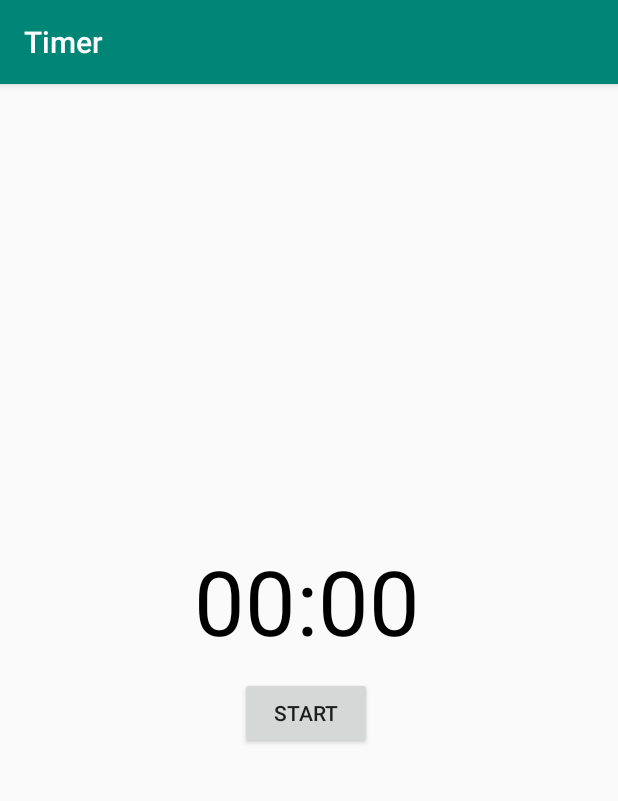
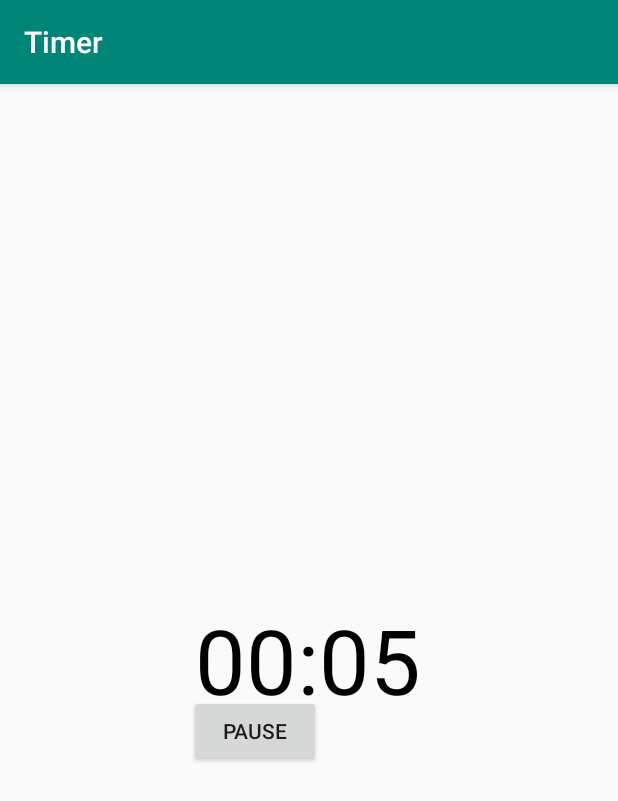
Before and after one commit to ASagalajev92/Timer, an Android app: the screen it shows after launch (MainActivity), after a tap on "START", on a phone screen of 412 x 824 dp. Shown: the top 801 px of the screen. Run offline under Robolectric (Android 15) with nearby library versions, the phone set to English and light mode, and no system bars.

Commit message:
Almost finished countDowntTimer.
TODO :

1. Fix bag with RESET button .
2. Fix bag with counters last counted second.

```diff
--- a/app/src/main/java/com/example/timer/MainActivity.java
+++ b/app/src/main/java/com/example/timer/MainActivity.java
@@ -8,9 +8,11 @@ import android.view.View;
 import android.widget.Button;
 import android.widget.TextView;
 
+import java.util.Locale;
+
 public class MainActivity extends AppCompatActivity {
 
-    private static final long START_TIME_IN_MILLIS =  600000;
+    private static final long START_TIME_IN_MILLIS =  6000;
 
     private TextView mTextViewCounter;
     private Button mButtonStartPause;
@@ -22,14 +24,12 @@ public class MainActivity extends AppCompatActivity {
 
     private long mTimeLeftInMillis = START_TIME_IN_MILLIS;
 
-
-
     @Override
     protected void onCreate(Bundle savedInstanceState) {
         super.onCreate(savedInstanceState);
         setContentView(R.layout.activity_main);
 
-        mTextViewCounter = findViewById(R.id.tex_view_countdown);
+        mTextViewCounter = findViewById(R.id.text_view_countdown);
 
         mButtonStartPause = findViewById(R.id.button_start_pause);
         mButtonReset = findViewById(R.id.button_reset);
@@ -54,26 +54,50 @@ public class MainActivity extends AppCompatActivity {
             }
         });
 
+        updateCountDownText();
+
     }
 
     private void startTimer() {
         mCountDownTimer = new CountDownTimer(mTimeLeftInMillis, 1000) {
             @Override
-            public void onTick(long l) {
-                mTimeLeftInMillis = l;
-                updateCount
+            public void onTick(long millisUntilFinished) {
+                mTimeLeftInMillis = millisUntilFinished;
+                updateCountDownText();
             }
 
             @Override
             public void onFinish() {
+                mTimerRunning = false;
+                mButtonStartPause.setText("Start");
+                mButtonStartPause.setVisibility(View.INVISIBLE);
+                mButtonReset.setVisibility(View.VISIBLE);
+            }
+        }.start();
 
-            }
-        }
+        mTimerRunning = true;
+        mButtonStartPause.setText("Pause");
+        mButtonReset.setVisibility(View.INVISIBLE);
     }
+
     private void pauseTimer() {
-
+        mCountDownTimer.cancel();
+        mTimerRunning = false;
+        mButtonStartPause.setText("Start");
+        mButtonReset.setVisibility(View.VISIBLE);
     }
     private void resetTimer() {
+        mTimeLeftInMillis = START_TIME_IN_MILLIS;
+        updateCountDownText();
+        mButtonReset.setVisibility(View.INVISIBLE);
+        mButtonStartPause.setVisibility(View.VISIBLE);
+    }
+    private void updateCountDownText() {
+        int minutes = (int) (mTimeLeftInMillis / 1000) / 60;
+        int seconds = (int) (mTimeLeftInMillis / 1000) % 60;
 
+        String timeLeftFormatted = String.format(Locale.getDefault(),"%02d:%02d", minutes, seconds);
+
+        mTextViewCounter.setText(timeLeftFormatted);
     }
 }
--- a/app/src/main/res/layout/activity_main.xml
+++ b/app/src/main/res/layout/activity_main.xml
@@ -7,14 +7,11 @@
     tools:context=".MainActivity">
 
     <TextView
-        android:id="@+id/tex_view_countdown"
+        android:id="@+id/text_view_countdown"
         android:layout_width="152dp"
         android:layout_height="wrap_content"
-        android:layout_alignParentStart="true"
-        android:layout_alignParentTop="true"
-        android:layout_alignParentEnd="true"
-
-        android:layout_alignParentBottom="true"
+        android:layout_centerHorizontal="true"
+        android:layout_centerVertical="true"
         android:layout_marginStart="129dp"
         android:layout_marginTop="304dp"
         android:layout_marginEnd="130dp"
@@ -29,8 +26,8 @@
         android:layout_height="wrap_content"
         android:layout_alignParentStart="true"
         android:layout_alignParentTop="true"
-        android:layout_marginStart="160dp"
-        android:layout_marginTop="395dp"
+        android:layout_marginStart="126dp"
+        android:layout_marginTop="407dp"
         android:text="@string/button_start_pause" />
 
     <Button
@@ -39,8 +36,8 @@
         android:layout_height="wrap_content"
         android:layout_alignParentStart="true"
         android:layout_alignParentTop="true"
-        android:layout_marginStart="257dp"
-        android:layout_marginTop="395dp"
+        android:layout_marginStart="215dp"
+        android:layout_marginTop="407dp"
         android:text="@string/button_reset"
         android:visibility="invisible"
         tools:visibility="visible" />
```
